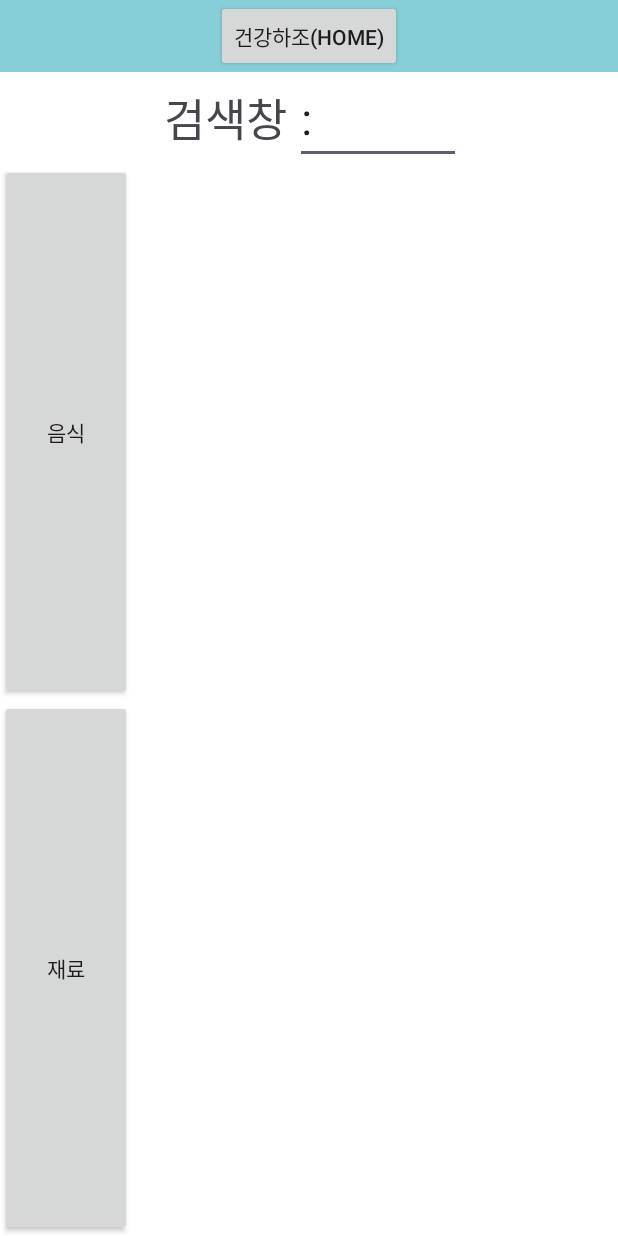
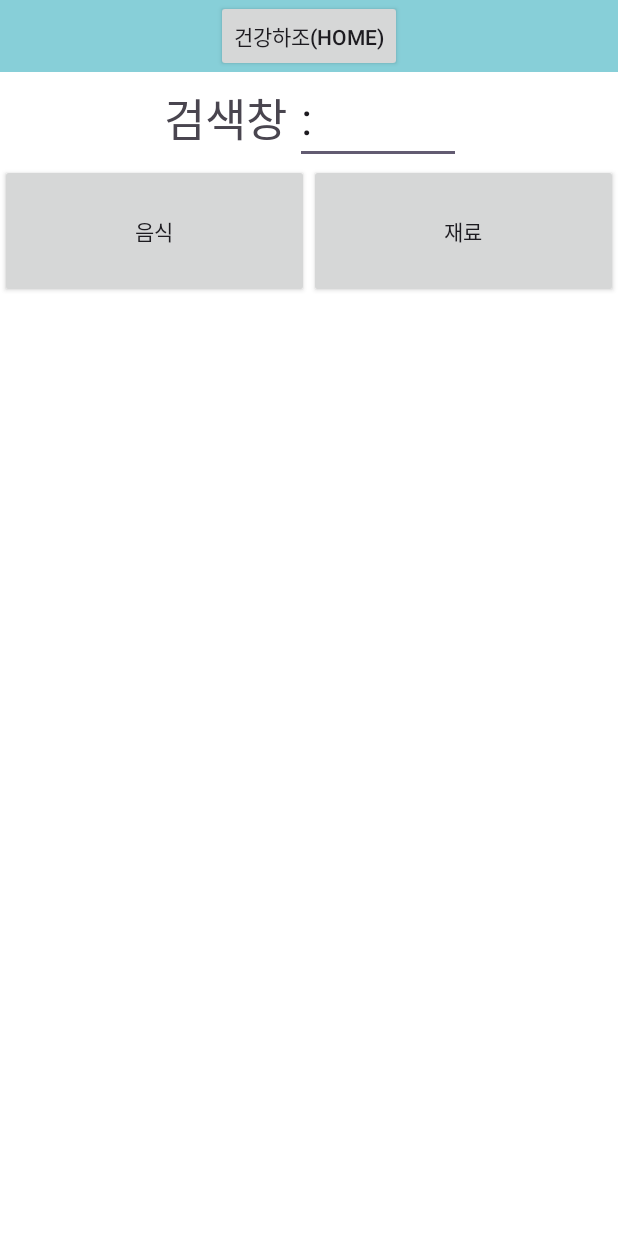
Before and after one commit to okeyeyo/Capstone_2024, an Android app: the layout bookmark.xml on its own in the app's theme, with its tools: preview values and no code run, on a phone screen of 412 x 824 dp. Run offline under Robolectric (Android 15) with nearby library versions, the phone set to English and light mode, and no system bars.

Commit message:
음식,재료 레이아웃 위치 세로에서 가로로 변경

```diff
--- a/app/src/main/res/layout/bookmark.xml
+++ b/app/src/main/res/layout/bookmark.xml
@@ -53,19 +53,19 @@
             android:layout_width="match_parent"
             android:layout_height="match_parent"
             android:layout_weight="1"
-            android:orientation="horizontal"
+            android:orientation="vertical"
             android:clickable="true">
             <LinearLayout
                 android:layout_width="match_parent"
                 android:layout_height="match_parent"
-                android:layout_weight="3"
-                android:orientation="vertical">
+                android:layout_weight="7"
+                android:orientation="horizontal">
                 <LinearLayout
                     android:layout_width="match_parent"
                     android:layout_height="match_parent"
                     android:layout_weight="1">
                     <androidx.appcompat.widget.AppCompatButton
-                        android:layout_width="wrap_content"
+                        android:layout_width="match_parent"
                         android:layout_height="match_parent"
                         android:text="음식">
                     </androidx.appcompat.widget.AppCompatButton>
@@ -75,7 +75,7 @@
                     android:layout_height="match_parent"
                     android:layout_weight="1">
                     <androidx.appcompat.widget.AppCompatButton
-                        android:layout_width="wrap_content"
+                        android:layout_width="match_parent"
                         android:layout_height="match_parent"
                         android:text="재료">
                     </androidx.appcompat.widget.AppCompatButton>
```
